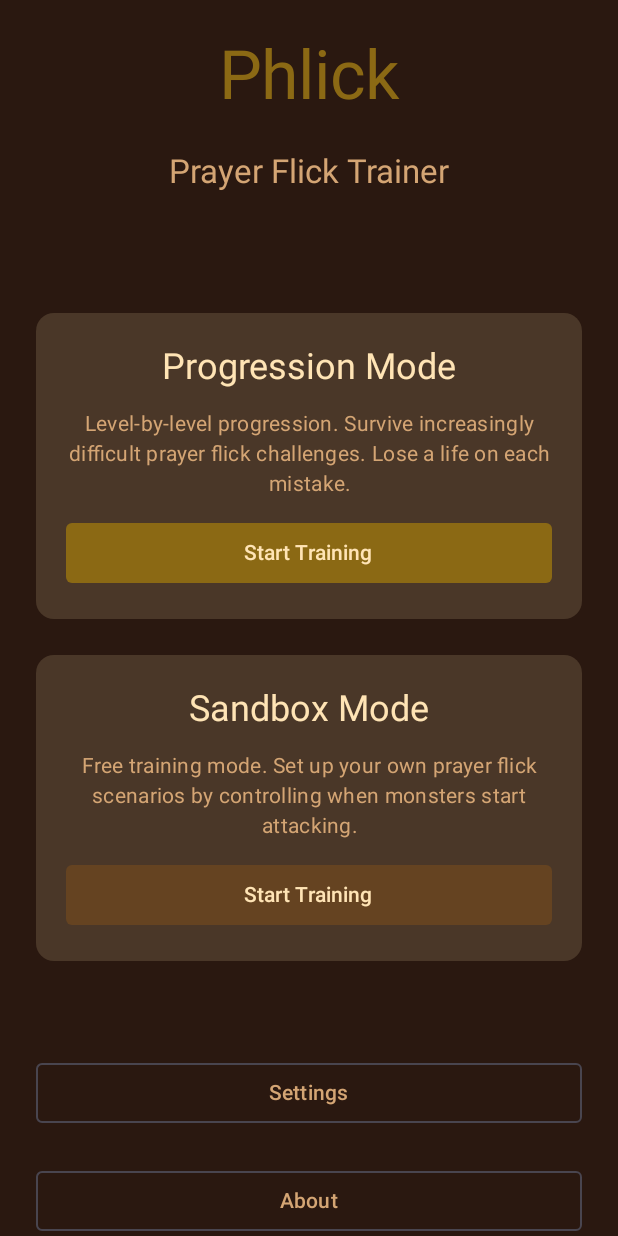
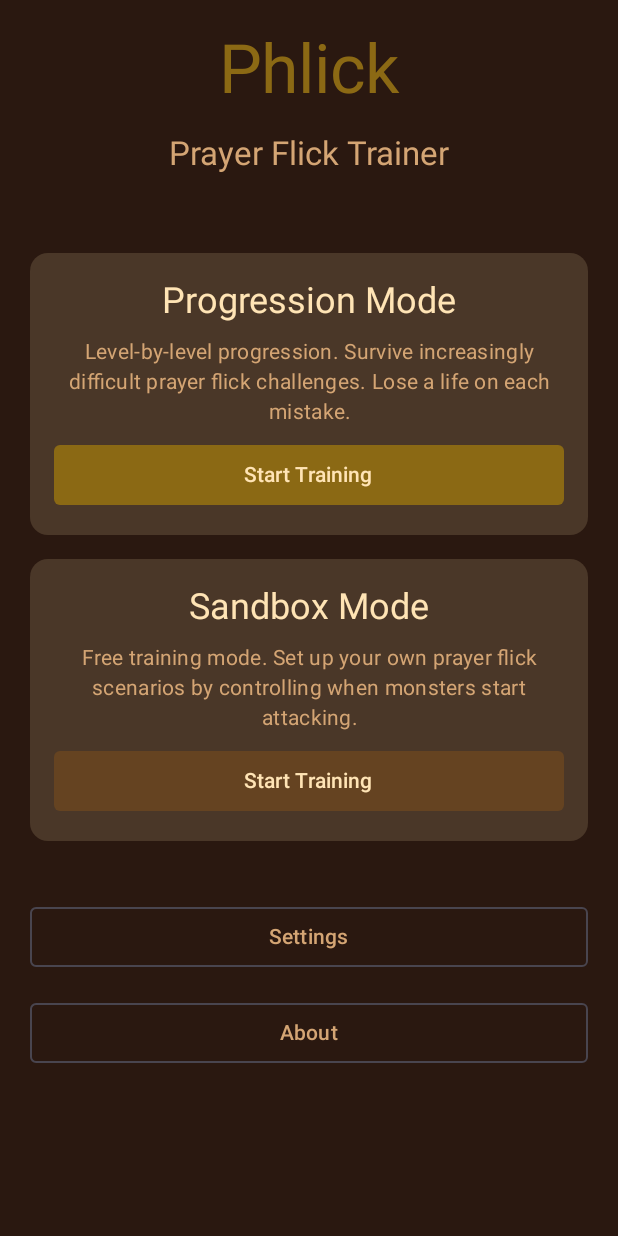
Before and after one commit to S-C-Taylor/Phlick, an Android app built with Jetpack Compose: the screen it shows after launch (MainActivity), on a phone screen of 412 x 824 dp. Run offline under Robolectric (Android 15) with nearby library versions, the phone set to English and light mode, and no system bars.

Commit message:
Tighten landing screen spacing; improve Settings slider visibility
- Reduce vertical spacing on landing screen so Settings/About are more likely visible without scrolling
- Add inactiveTrackColor to Random Latency slider so unfilled track is visible against background

Co-authored-by: Cursor <cursoragent@cursor.com>

```diff
--- a/app/src/main/java/com/phlick/ui/LandingScreen.kt
+++ b/app/src/main/java/com/phlick/ui/LandingScreen.kt
@@ -49,11 +49,11 @@ fun LandingScreen(
     ) {
         Column(
             horizontalAlignment = Alignment.CenterHorizontally,
-            verticalArrangement = Arrangement.spacedBy(24.dp),
+            verticalArrangement = Arrangement.spacedBy(16.dp),
             modifier = Modifier
                 .fillMaxWidth()
                 .verticalScroll(rememberScrollState())
-                .padding(24.dp)
+                .padding(20.dp)
         ) {
             // Title
             Text(
@@ -67,7 +67,7 @@ fun LandingScreen(
                 color = MaterialTheme.colorScheme.onSurfaceVariant
             )
 
-            Spacer(modifier = Modifier.height(32.dp))
+            Spacer(modifier = Modifier.height(20.dp))
 
             // Mode selection cards (Progression first)
             Card(
@@ -78,9 +78,9 @@ fun LandingScreen(
                 )
             ) {
                 Column(
-                    modifier = Modifier.padding(20.dp),
+                    modifier = Modifier.padding(16.dp),
                     horizontalAlignment = Alignment.CenterHorizontally,
-                    verticalArrangement = Arrangement.spacedBy(12.dp)
+                    verticalArrangement = Arrangement.spacedBy(8.dp)
                 ) {
                     Text(
                         text = "Progression Mode",
@@ -115,9 +115,9 @@ fun LandingScreen(
                 )
             ) {
                 Column(
-                    modifier = Modifier.padding(20.dp),
+                    modifier = Modifier.padding(16.dp),
                     horizontalAlignment = Alignment.CenterHorizontally,
-                    verticalArrangement = Arrangement.spacedBy(12.dp)
+                    verticalArrangement = Arrangement.spacedBy(8.dp)
                 ) {
                     Text(
                         text = "Sandbox Mode",
@@ -144,7 +144,7 @@ fun LandingScreen(
                 }
             }
 
-            Spacer(modifier = Modifier.height(16.dp))
+            Spacer(modifier = Modifier.height(8.dp))
 
             OutlinedButton(
                 onClick = onSettings,
@@ -162,7 +162,7 @@ fun LandingScreen(
             }
 
             // Extra bottom space so About button stays clear of navigation bar
-            Spacer(modifier = Modifier.height(32.dp))
+            Spacer(modifier = Modifier.height(20.dp))
         }
     }
 
--- a/app/src/main/java/com/phlick/ui/SettingsScreen.kt
+++ b/app/src/main/java/com/phlick/ui/SettingsScreen.kt
@@ -126,7 +126,8 @@ fun SettingsScreen(
                         modifier = Modifier.fillMaxWidth(),
                         colors = SliderDefaults.colors(
                             thumbColor = MaterialTheme.colorScheme.primary,
-                            activeTrackColor = MaterialTheme.colorScheme.primary
+                            activeTrackColor = MaterialTheme.colorScheme.primary,
+                            inactiveTrackColor = MaterialTheme.colorScheme.onSurfaceVariant.copy(alpha = 0.3f)
                         )
                     )
                 }
```
